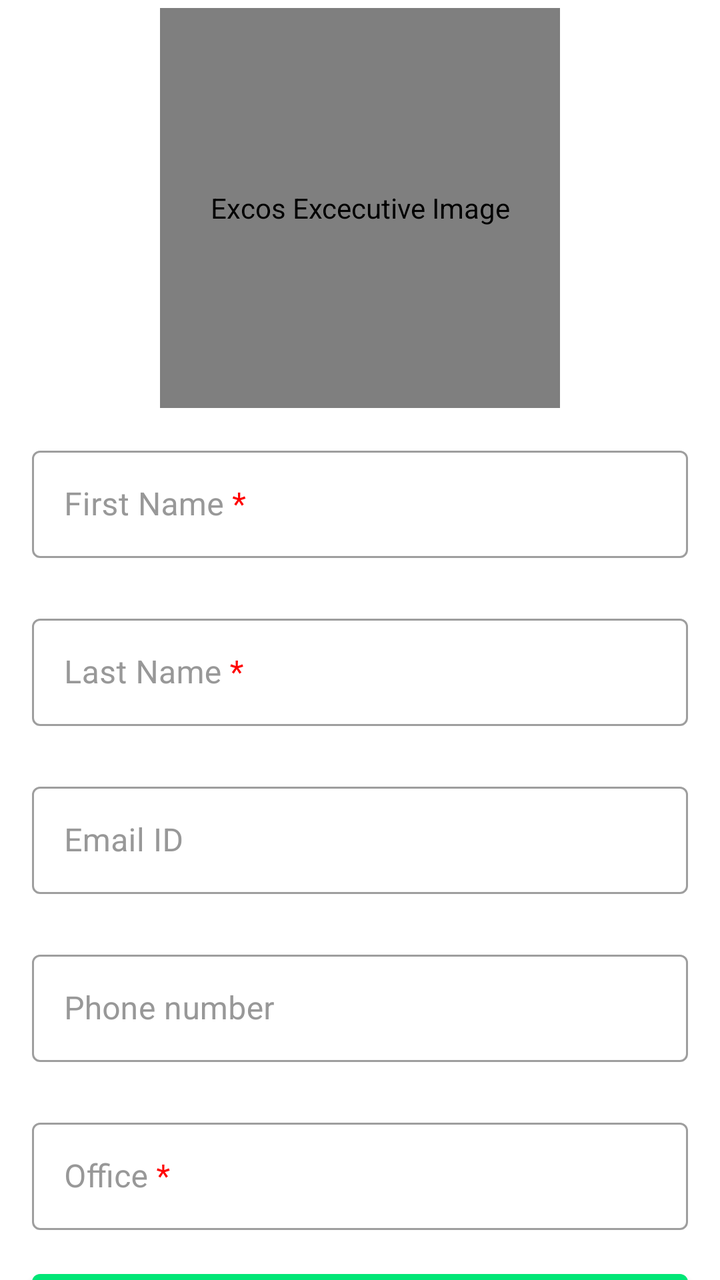
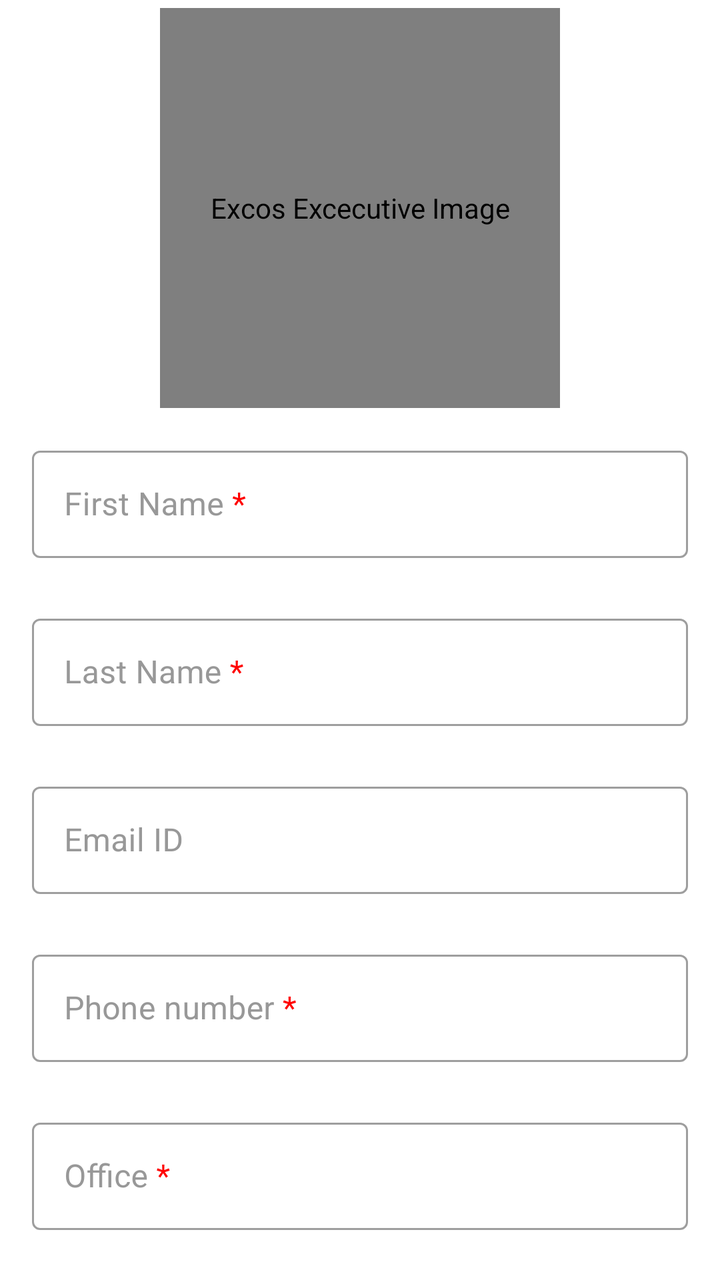

An Android layout rendered at two revisions. The XML below is the earlier revision; the diff shows what the commit changed to produce the second picture.
<!-- AndroidManifest.xml: application theme Theme.FCSIBBUL -->
<!-- res/layout/fragment_add_exco.xml -->
<?xml version="1.0" encoding="utf-8"?>
<androidx.core.widget.NestedScrollView
    xmlns:android="http://schemas.android.com/apk/res/android"
    xmlns:app="http://schemas.android.com/apk/res-auto"
    xmlns:tools="http://schemas.android.com/tools"
    android:layout_width="match_parent"
    android:layout_height="match_parent">

    <LinearLayout
        android:layout_width="match_parent"
        android:layout_height="wrap_content"
        android:orientation="vertical"
        tools:context=".ui.admin.addExco.AddExcoFragment">


        <de.hdodenhof.circleimageview.CircleImageView
            android:id="@+id/exco_image"
            android:layout_width="200dp"
            android:layout_height="200dp"
            android:layout_gravity="center_horizontal"
            android:layout_marginTop="4dp"
            android:contentDescription="@string/excos_image"
            android:src="@color/white"
            app:civ_border_color="@color/black"
            app:civ_border_width="3dp"
            app:layout_constraintBottom_toBottomOf="parent" />

        <LinearLayout
            android:layout_width="match_parent"
            android:layout_height="wrap_content"
            android:orientation="vertical">

            <com.google.android.material.textfield.TextInputLayout
                android:id="@+id/til_first_name"
                android:layout_width="match_parent"
                android:layout_height="wrap_content"
                android:layout_marginStart="16dp"
                android:layout_marginTop="16dp"
                android:layout_marginEnd="16dp"
                android:hint="@string/hint_first_name_req"
                android:textColorHint="@color/colorSecondaryText">

                <com.google.android.material.textfield.TextInputEditText
                    android:id="@+id/et_first_name"
                    android:layout_width="match_parent"
                    android:layout_height="wrap_content"
                    android:inputType="textAutoComplete|textCapWords"
                    android:padding="@dimen/et_padding"
                    android:singleLine="true"
                    android:textColor="@color/colorPrimaryText"
                    android:textSize="@dimen/et_textSize" />
            </com.google.android.material.textfield.TextInputLayout>

            <com.google.android.material.textfield.TextInputLayout
                android:id="@+id/til_last_name"
                android:layout_width="match_parent"
                android:layout_height="wrap_content"
                android:layout_marginStart="16dp"
                android:layout_marginTop="25dp"
                android:layout_marginEnd="16dp"
                android:hint="@string/hint_last_name_req"
                android:textColorHint="@color/colorSecondaryText">

                <com.google.android.material.textfield.TextInputEditText
                    android:id="@+id/et_last_name"
                    android:layout_width="match_parent"
                    android:layout_height="wrap_content"
                    android:inputType="textAutoComplete|textCapWords"
                    android:padding="@dimen/et_padding"
                    android:textColor="@color/colorPrimaryText"
                    android:textSize="@dimen/et_textSize" />
            </com.google.android.material.textfield.TextInputLayout>

            <com.google.android.material.textfield.TextInputLayout
                android:id="@+id/til_email"
                android:layout_width="match_parent"
                android:layout_height="wrap_content"
                android:layout_marginStart="16dp"
                android:layout_marginTop="25dp"
                android:layout_marginEnd="16dp"
                android:hint="@string/hint_not_email_req"
                android:textColorHint="@color/colorSecondaryText">

                <com.google.android.material.textfield.TextInputEditText
                    android:id="@+id/et_email"
                    android:layout_width="match_parent"
                    android:layout_height="wrap_content"
                    android:inputType="textEmailAddress"
                    android:padding="@dimen/et_padding"
                    android:textColor="@color/colorPrimaryText"
                    android:textSize="@dimen/et_textSize" />
            </com.google.android.material.textfield.TextInputLayout>

            <com.google.android.material.textfield.TextInputLayout
                android:id="@+id/til_phone"
                android:layout_width="match_parent"
                android:layout_height="wrap_content"
                android:layout_marginStart="16dp"
                android:layout_marginTop="25dp"
                android:layout_marginEnd="16dp"
                android:hint="@string/hint_phone_req"
                android:textColorHint="@color/colorSecondaryText">

                <com.google.android.material.textfield.TextInputEditText
                    android:id="@+id/et_phone"
                    android:layout_width="match_parent"
                    android:layout_height="wrap_content"
                    android:inputType="phone"
                    android:padding="@dimen/et_padding"
                    android:textColor="@color/colorPrimaryText"
                    android:textSize="@dimen/et_textSize" />
            </com.google.android.material.textfield.TextInputLayout>

            <com.google.android.material.textfield.TextInputLayout
                android:id="@+id/til_office"
                android:layout_width="match_parent"
                android:layout_height="wrap_content"
                android:layout_marginStart="16dp"
                android:layout_marginTop="25dp"
                android:layout_marginEnd="16dp"
                android:hint="@string/hint_office_req"
                android:textColorHint="@color/colorSecondaryText"
                app:passwordToggleTint="@color/primaryColor">

                <com.google.android.material.textfield.TextInputEditText
                    android:id="@+id/et_office"
                    android:layout_width="match_parent"
                    android:layout_height="wrap_content"
                    android:inputType="textPersonName"
                    android:padding="@dimen/et_padding"
                    android:textColor="@color/colorPrimaryText"
                    android:textSize="@dimen/et_textSize" />
            </com.google.android.material.textfield.TextInputLayout>

            <com.google.android.material.button.MaterialButton
                android:id="@+id/add_exco"
                android:layout_width="match_parent"
                android:layout_height="60dp"
                android:layout_marginStart="16dp"
                android:layout_marginTop="16dp"
                android:layout_marginEnd="16dp"
                android:text="@string/add_exco" />
        </LinearLayout>


    </LinearLayout>
</androidx.core.widget.NestedScrollView>
<!-- resources referenced by this layout -->
<resources>
  <color name="black">#FF000000</color>
  <color name="colorPrimaryText">#222934</color>
  <color name="colorSecondaryText">#989898</color>
  <color name="primaryColor">#00e676</color>
  <color name="white">#FFFFFFFF</color>
  <dimen name="et_padding">16dp</dimen>
  <dimen name="et_textSize">16sp</dimen>
  <string name="add_exco">Add Exco</string>
  <string name="excos_image">Excos Excecutive Image</string>
  <string name="hint_first_name_req">First Name <font color="#FF0000">*</font></string>
  <string name="hint_last_name_req">Last Name <font color="#FF0000">*</font></string>
  <string name="hint_not_email_req">Email ID</string>
  <string name="hint_office_req">Office <font color="#FF0000">*</font></string>
  <string name="hint_phone_req">Phone number</string>
  <style name="Theme.FCSIBBUL" parent="Theme.MaterialComponents.DayNight.NoActionBar">
          
          <item name="colorPrimary">@color/primaryColor</item>
          <item name="colorPrimaryVariant">@color/primaryDarkColor</item>
          <item name="colorOnPrimary">@color/white</item>
          
          <item name="colorSecondary">@color/secondaryColor</item>
          <item name="colorSecondaryVariant">@color/secondaryDarkColor</item>
          <item name="colorOnSecondary">@color/black</item>
          
          <item name="android:statusBarColor" tools:targetApi="l">?attr/colorPrimaryVariant</item>
          
  
          <item name="textInputStyle">@style/Widget.FCSIBBUL.TextInputLayout.OutlinedBox</item>
  
      </style>
  <color name="primaryDarkColor">#00b248</color>
  <color name="secondaryColor">#546e7a</color>
  <color name="secondaryDarkColor">#29434e</color>
  <style name="Widget.FCSIBBUL.TextInputLayout.OutlinedBox" parent="Widget.MaterialComponents.TextInputLayout.OutlinedBox">
          <item name="boxStrokeErrorColor">@color/red</item>
          <item name="errorIconTint">@color/red</item>
          <item name="errorTextColor">@color/red</item>
          <item name="errorIconDrawable">@android:drawable/stat_notify_error</item>
          <item name="helperTextTextAppearance">@style/TextAppearance.MaterialComponents.Subtitle1
          </item>
      </style>
  <color name="red">#D32F2F</color>
</resources>

<!-- the commit's change to res/layout/fragment_add_exco.xml (unified diff, before → after) -->
@@ -1,6 +1,5 @@
 <?xml version="1.0" encoding="utf-8"?>
-<androidx.core.widget.NestedScrollView
-    xmlns:android="http://schemas.android.com/apk/res/android"
+<androidx.core.widget.NestedScrollView xmlns:android="http://schemas.android.com/apk/res/android"
     xmlns:app="http://schemas.android.com/apk/res-auto"
     xmlns:tools="http://schemas.android.com/tools"
     android:layout_width="match_parent"
@@ -106,6 +105,7 @@
                     android:layout_width="match_parent"
                     android:layout_height="wrap_content"
                     android:inputType="phone"
+                    android:maxLength="13"
                     android:padding="@dimen/et_padding"
                     android:textColor="@color/colorPrimaryText"
                     android:textSize="@dimen/et_textSize" />
@@ -132,6 +132,51 @@
                     android:textSize="@dimen/et_textSize" />
             </com.google.android.material.textfield.TextInputLayout>
 
+
+            <com.google.android.material.textfield.TextInputLayout
+                android:id="@+id/til_department"
+                android:layout_width="match_parent"
+                android:layout_height="wrap_content"
+                android:layout_marginStart="16dp"
+                android:layout_marginTop="25dp"
+                android:layout_marginEnd="16dp"
+                android:hint="@string/hint_department_req"
+                android:textColorHint="@color/colorSecondaryText"
+                app:passwordToggleTint="@color/primaryColor">
+
+                <com.google.android.material.textfield.TextInputEditText
+                    android:id="@+id/et_department"
+                    android:layout_width="match_parent"
+                    android:layout_height="wrap_content"
+                    android:inputType="textPersonName"
+                    android:padding="@dimen/et_padding"
+                    android:textColor="@color/colorPrimaryText"
+                    android:textSize="@dimen/et_textSize" />
+            </com.google.android.material.textfield.TextInputLayout>
+
+
+            <com.google.android.material.textfield.TextInputLayout
+                android:id="@+id/til_level"
+                android:layout_width="match_parent"
+                android:layout_height="wrap_content"
+                android:layout_marginStart="16dp"
+                android:layout_marginTop="25dp"
+                android:layout_marginEnd="16dp"
+                android:hint="@string/hint_level_req"
+                android:textColorHint="@color/colorSecondaryText"
+                app:passwordToggleTint="@color/primaryColor">
+
+                <com.google.android.material.textfield.TextInputEditText
+                    android:id="@+id/et_level"
+                    android:layout_width="match_parent"
+                    android:layout_height="wrap_content"
+                    android:inputType="number"
+                    android:maxLength="3"
+                    android:padding="@dimen/et_padding"
+                    android:textColor="@color/colorPrimaryText"
+                    android:textSize="@dimen/et_textSize" />
+            </com.google.android.material.textfield.TextInputLayout>
+
             <com.google.android.material.button.MaterialButton
                 android:id="@+id/add_exco"
                 android:layout_width="match_parent"
<!-- resource entries referenced after the edit -->
@@ -9,11 +9,13 @@
   <dimen name="et_textSize">16sp</dimen>
   <string name="add_exco">Add Exco</string>
   <string name="excos_image">Excos Excecutive Image</string>
+  <string name="hint_department_req">Department <font color="#FF0000">*</font></string>
   <string name="hint_first_name_req">First Name <font color="#FF0000">*</font></string>
   <string name="hint_last_name_req">Last Name <font color="#FF0000">*</font></string>
+  <string name="hint_level_req">Level <font color="#FF0000">*</font></string>
   <string name="hint_not_email_req">Email ID</string>
   <string name="hint_office_req">Office <font color="#FF0000">*</font></string>
-  <string name="hint_phone_req">Phone number</string>
+  <string name="hint_phone_req">Phone number <font color="#FF0000">*</font></string>
   <style name="Theme.FCSIBBUL" parent="Theme.MaterialComponents.DayNight.NoActionBar">
           
           <item name="colorPrimary">@color/primaryColor</item>
